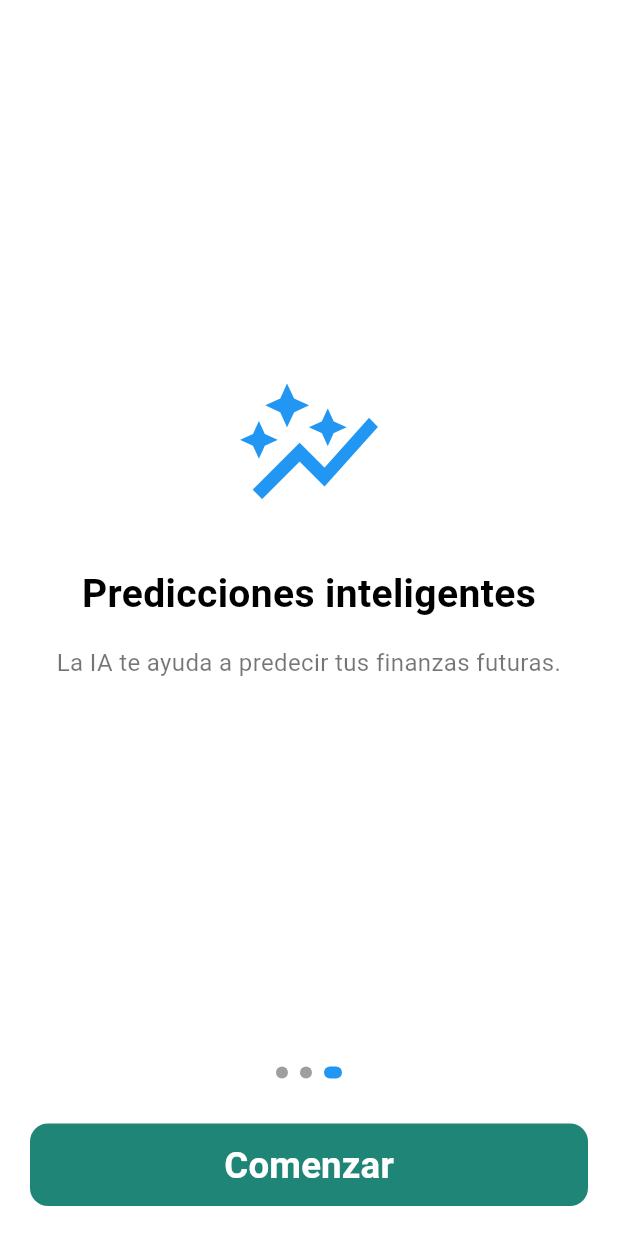
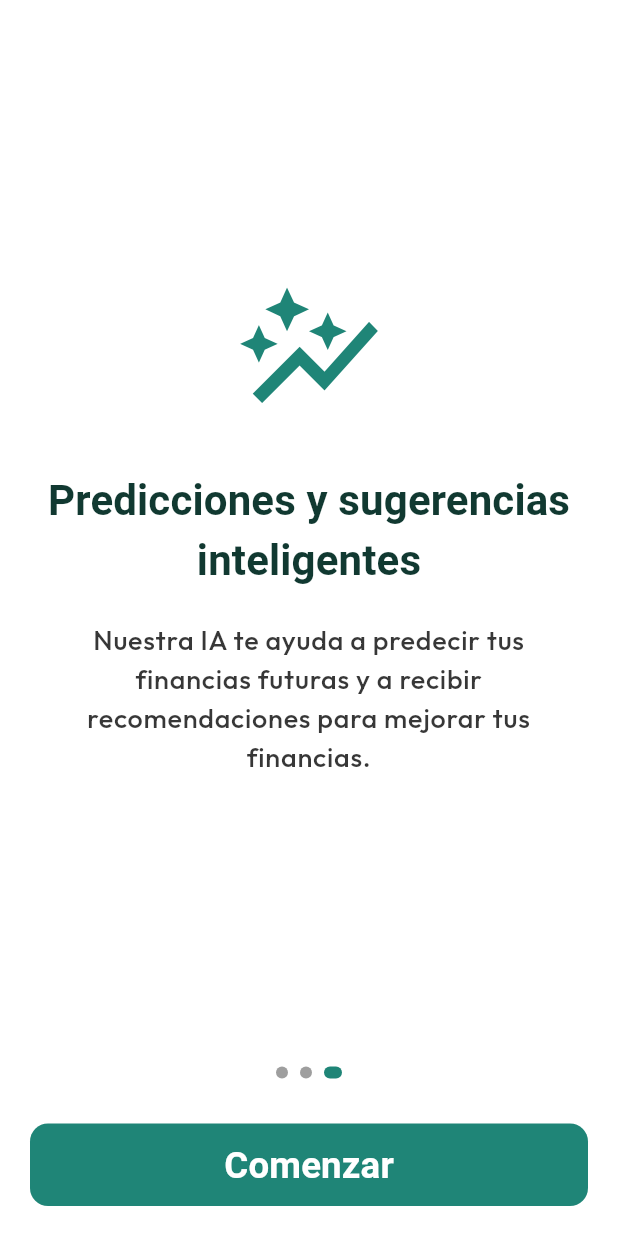
Before and after one commit to Lazarito444/proyecto-final-tds, a Flutter app: the screen it shows after launch, swiped to page 3, on a phone screen of 412 x 824 dp. Run offline on Flutter 3.47's test engine with Material 3 defaults, Android fonts, the light colour scheme and no system bars; our stand-ins replace dio, flutter_riverpod, flutter_svg, google_fonts, shared_preferences, sizer; Roboto replaces fonts that are missing (Gabarito).

Commit message:
Finish welcome/onboarding screen

```diff
--- a/src/financia_mobile/lib/config/themes.dart
+++ b/src/financia_mobile/lib/config/themes.dart
@@ -4,7 +4,10 @@ import 'package:sizer/sizer.dart';
 
 final ThemeData lightTheme = ThemeData(
   brightness: Brightness.light,
-  colorScheme: ColorScheme.light(surface: Colors.white),
+  colorScheme: ColorScheme.light(
+    surface: Colors.white,
+    primary: Color.fromARGB(255, 31, 133, 119),
+  ),
   textTheme: TextTheme(
     titleLarge: GoogleFonts.gabarito(
       fontWeight: FontWeight.w700,
--- a/src/financia_mobile/lib/main.dart
+++ b/src/financia_mobile/lib/main.dart
@@ -29,13 +29,13 @@ class MainApp extends StatelessWidget {
 
   @override
   Widget build(BuildContext context) {
-    isFirstLaunch = true; // Temporarily set to false for testing purposes
+    isFirstLaunch = true; // Temporarily set to true for testing purposes
     return MaterialApp(
       debugShowCheckedModeBanner: false,
       home: isFirstLaunch ? WelcomeScreen() : AuthScreen(),
       theme: lightTheme,
       darkTheme: darkTheme,
-      themeMode: ThemeMode.system,
+      themeMode: ThemeMode.light,
     );
   }
 }
--- a/src/financia_mobile/lib/modules/welcome/onboarding_screen.dart
+++ b/src/financia_mobile/lib/modules/welcome/onboarding_screen.dart
@@ -1,3 +1,4 @@
+import 'package:financia_mobile/extensions/theme_extensions.dart';
 import 'package:flutter/material.dart';
 
 class OnboardingPage extends StatelessWidget {
@@ -19,18 +20,21 @@ class OnboardingPage extends StatelessWidget {
       child: Column(
         mainAxisAlignment: MainAxisAlignment.center,
         children: [
-          Icon(icon, size: 100, color: Colors.blue),
+          Icon(icon, size: 100, color: context.colors.primary),
           SizedBox(height: 30),
           Text(
             title,
-            style: TextStyle(fontSize: 26, fontWeight: FontWeight.bold),
+            style: context.textStyles.titleSmall!.copyWith(fontSize: 28),
             textAlign: TextAlign.center,
           ),
-          SizedBox(height: 16),
+          SizedBox(height: 20),
           Text(
             description,
             textAlign: TextAlign.center,
-            style: TextStyle(fontSize: 16, color: Colors.black54),
+            style: context.textStyles.labelSmall!.copyWith(
+              fontSize: 18,
+              color: context.colors.onSurface.withAlpha(200),
+            ),
           ),
         ],
       ),
--- a/src/financia_mobile/lib/modules/welcome/welcome_screen.dart
+++ b/src/financia_mobile/lib/modules/welcome/welcome_screen.dart
@@ -1,4 +1,5 @@
 import 'package:financia_mobile/extensions/navigation_extensions.dart';
+import 'package:financia_mobile/extensions/theme_extensions.dart';
 import 'package:financia_mobile/modules/auth/auth_screen.dart';
 import 'package:financia_mobile/modules/welcome/onboarding_screen.dart';
 import 'package:financia_mobile/widgets/full_width_button.dart';
@@ -19,7 +20,8 @@ class _WelcomeScreenState extends State<WelcomeScreen> {
   final List<Widget> _pages = [
     OnboardingPage(
       title: 'Bienvenido',
-      description: 'Esta es una app para gestionar tus finanzas personales.',
+      description:
+          'FinancIA es la app que te ayuda a gestionar tus finanzas personales.',
       icon: Icons.monetization_on_outlined,
     ),
     OnboardingPage(
@@ -28,8 +30,9 @@ class _WelcomeScreenState extends State<WelcomeScreen> {
       icon: Icons.bar_chart,
     ),
     OnboardingPage(
-      title: 'Predicciones inteligentes',
-      description: 'La IA te ayuda a predecir tus finanzas futuras.',
+      title: 'Predicciones y sugerencias inteligentes',
+      description:
+          'Nuestra IA te ayuda a predecir tus financias futuras y a recibir recomendaciones para mejorar tus financias.',
       icon: Icons.auto_graph,
     ),
   ];
@@ -86,7 +89,9 @@ class _WelcomeScreenState extends State<WelcomeScreen> {
                   width: _currentPage == index ? 12 : 8,
                   height: 8,
                   decoration: BoxDecoration(
-                    color: _currentPage == index ? Colors.blue : Colors.grey,
+                    color: _currentPage == index
+                        ? context.colors.primary
+                        : Colors.grey,
                     borderRadius: BorderRadius.circular(4),
                   ),
                 ),
```
